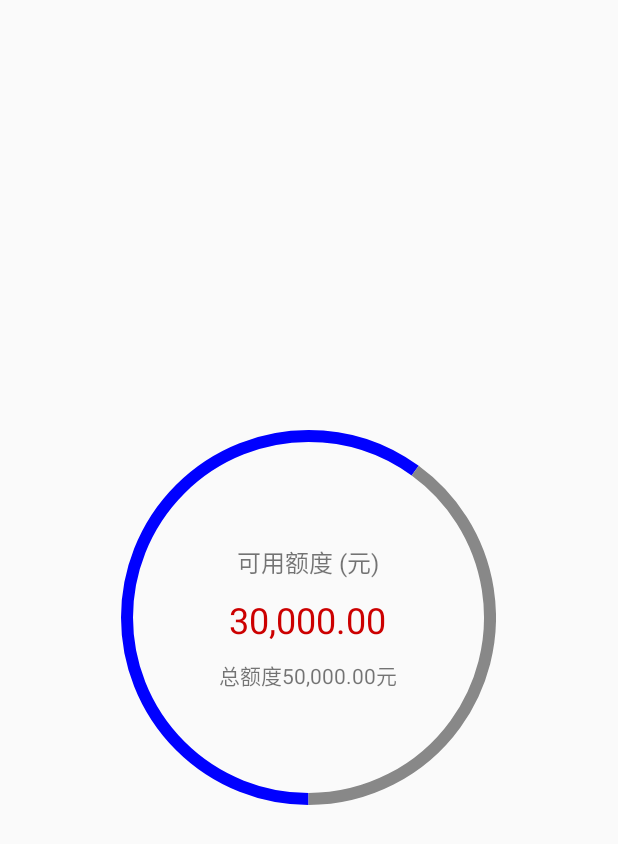
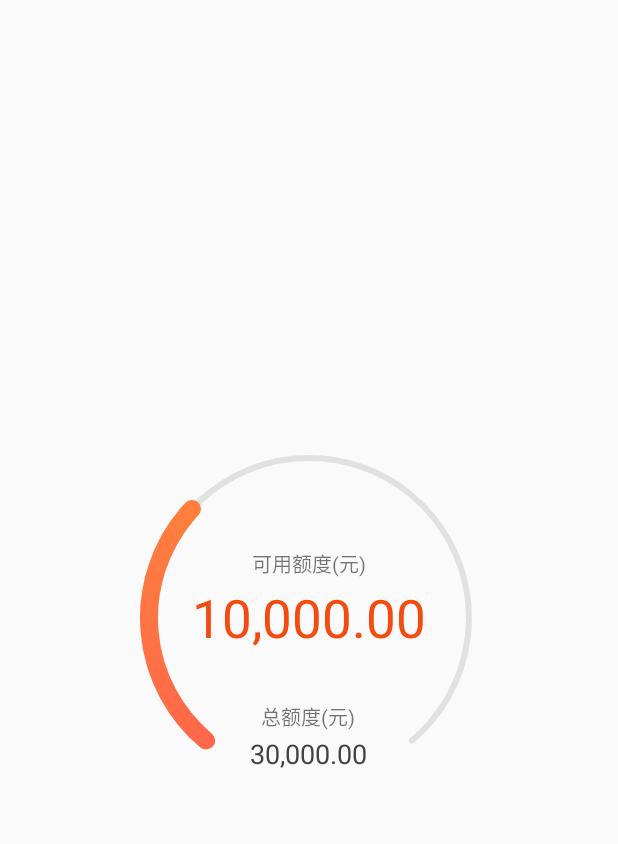
Before and after one commit to caihanyuan/YuanComponent, an Android app: the CircleProgressActivity screen opened directly, with no data from a screen before it, on a phone screen of 412 x 824 dp. Shown: the top 844 px of the screen. Run offline under Robolectric (Android 15) with nearby library versions, the phone set to English and light mode, and no system bars.

Commit message:
圆形进度条. 1.进度画笔宽度和默认画笔宽度分别设置 2.可设置圆形画笔 3.可设置其实角度和终止角度

```diff
--- a/app/src/main/java/com/keepmoving/to/yuancomponent/activity/CircleProgressActivity.java
+++ b/app/src/main/java/com/keepmoving/to/yuancomponent/activity/CircleProgressActivity.java
@@ -4,16 +4,21 @@ import android.app.Activity;
 import android.os.Bundle;
 
 import com.keepmoving.to.yuancomponent.R;
+import com.keepmoving.to.yuancomponent.widget.circleprogress.CircleProgressContainer;
 
 
 public class CircleProgressActivity extends Activity {
 
+    CircleProgressContainer mContainer;
 
     @Override
     protected void onCreate(Bundle savedInstanceState) {
         super.onCreate(savedInstanceState);
         setContentView(R.layout.circle_progress_activity);
 
+        mContainer = (CircleProgressContainer) findViewById(R.id.progress_container);
+        mContainer.setMaxProgress(30000);
+        mContainer.setCurrentProgress(10000);
     }
 
 }
--- a/app/src/main/java/com/keepmoving/to/yuancomponent/widget/circleprogress/CircleProgressContainer.java
+++ b/app/src/main/java/com/keepmoving/to/yuancomponent/widget/circleprogress/CircleProgressContainer.java
@@ -19,8 +19,6 @@ import com.keepmoving.to.yuancomponent.utils.StringUtils;
 public class CircleProgressContainer extends FrameLayout implements ValueAnimator.AnimatorUpdateListener {
 
     private static final String TAG = CircleProgressContainer.class.getSimpleName();
-
-    private String mTotalTip;
 
     private CircleProgressView mProgressView;
     private TextView mCurrentProgressText;
@@ -52,11 +50,7 @@ public class CircleProgressContainer extends FrameLayout implements ValueAnimato
         mCurrentProgressText = (TextView) findViewById(R.id.current_progress_text);
         mMaxProgressText = (TextView) findViewById(R.id.total_progress_text);
 
-        mTotalTip = context.getString(R.string.circle_progress_total_tip);
         mProgressView.addAnimatorUpdateListener(this);
-
-        setCurrentProgress(30000);
-        setMaxProgress(50000);
     }
 
     @Override
@@ -71,12 +65,12 @@ public class CircleProgressContainer extends FrameLayout implements ValueAnimato
      * @param progress
      */
     public void setCurrentProgress(double progress) {
-        mProgressView.setCurrentProgress(progress);
         if (!mProgressView.isShowAnim()) {
             setCurrentProgressText(progress);
         } else {
             setCurrentProgressText(0);
         }
+        mProgressView.setCurrentProgress(progress);
     }
 
     /**
@@ -101,7 +95,7 @@ public class CircleProgressContainer extends FrameLayout implements ValueAnimato
      * 设置最大数值提示文本
      */
     protected void setMaxProgressText(double maxProgress) {
-        String tip = String.format(mTotalTip, StringUtils.splitMoney(maxProgress));
+        String tip = StringUtils.splitMoney(maxProgress);
         mMaxProgressText.setText(tip);
     }
 }
--- a/app/src/main/java/com/keepmoving/to/yuancomponent/widget/circleprogress/CircleProgressView.java
+++ b/app/src/main/java/com/keepmoving/to/yuancomponent/widget/circleprogress/CircleProgressView.java
@@ -11,6 +11,8 @@ import android.graphics.Canvas;
 import android.graphics.Color;
 import android.graphics.Paint;
 import android.graphics.RectF;
+import android.graphics.Shader;
+import android.graphics.SweepGradient;
 import android.os.Build;
 import android.support.annotation.Nullable;
 import android.support.annotation.RequiresApi;
@@ -30,12 +32,19 @@ import java.util.List;
  */
 
 public class CircleProgressView extends View {
+    private static final int PAINT_CAP_ROUND = 1; // 圆形画笔
+    private static final int PAINT_CAP_SUQARE = 2; //方形画笔
 
-    private int mProgressColor = Color.BLUE;
-    private int mDefaultColor = Color.GRAY;
-    private int mRingWidth = 25;
-    private boolean mShowAnim = false;
-    private int mDuration = 1000;
+    private int mProgressColor; //进度条颜色
+    private int mDefaultColor; //默认颜色
+    private int mDefaultRingWidth; //默认圆环宽度
+    private int mProgressRingWidht; //进度条宽度
+    private boolean mShowAnim; //是否显示进度动画
+    private int mDuration; //动画时长
+    private int mStartAngle; //开始角度
+    private int mEndAngle; //结束角度
+    private int mAngleDistance; //角度差
+    private Paint.Cap mCap; //画笔类型
 
     private double mTmpProgress = 0;
     protected double mProgress;
@@ -44,6 +53,7 @@ public class CircleProgressView extends View {
     private RectF mCircleArea;
     private Paint mPaint;
 
+    private Shader mShader; //颜色渐变
     private ValueAnimator mAnimator;
     private TimeInterpolator mInterpolator;
     private TypeEvaluator mEvaluator;
@@ -91,19 +101,29 @@ public class CircleProgressView extends View {
 
     private void initView(Context context, AttributeSet attrs) {
         TypedArray typedArray = context.obtainStyledAttributes(attrs, R.styleable.Yuan_CircleProgressView);
-        mProgressColor = typedArray.getColor(R.styleable.Yuan_CircleProgressView_set_color, mProgressColor);
-        mDefaultColor = typedArray.getColor(R.styleable.Yuan_CircleProgressView_default_color, mDefaultColor);
-        mRingWidth = typedArray.getDimensionPixelSize(R.styleable.Yuan_CircleProgressView_ring_width, mRingWidth);
-        mShowAnim = typedArray.getBoolean(R.styleable.Yuan_CircleProgressView_show_anim, mShowAnim);
-        mDuration = typedArray.getInt(R.styleable.Yuan_CircleProgressView_anim_duration, mDuration);
+        mProgressColor = typedArray.getColor(R.styleable.Yuan_CircleProgressView_set_color, Color.BLUE);
+        mDefaultColor = typedArray.getColor(R.styleable.Yuan_CircleProgressView_default_color, Color.GRAY);
+        mDefaultRingWidth = typedArray.getDimensionPixelSize(R.styleable.Yuan_CircleProgressView_default_ring_width, 25);
+        mProgressRingWidht = typedArray.getDimensionPixelSize(R.styleable.Yuan_CircleProgressView_progress_ring_width, mDefaultRingWidth);
+        mShowAnim = typedArray.getBoolean(R.styleable.Yuan_CircleProgressView_show_anim, false);
+        mDuration = typedArray.getInt(R.styleable.Yuan_CircleProgressView_anim_duration, 1000);
+        mStartAngle = typedArray.getInt(R.styleable.Yuan_CircleProgressView_start_angle, 90);
+        mEndAngle = typedArray.getInt(R.styleable.Yuan_CircleProgressView_end_angle, 90 + 360);
+        mEndAngle = typedArray.getInt(R.styleable.Yuan_CircleProgressView_end_angle, 90 + 360);
+
+        int cap = typedArray.getInt(R.styleable.Yuan_CircleProgressView_paint_cap, 1);
+        mCap = cap == PAINT_CAP_ROUND ? Paint.Cap.ROUND : Paint.Cap.SQUARE;
+
         typedArray.recycle();
 
         mPaint = new Paint(Paint.ANTI_ALIAS_FLAG);
         mPaint.setStyle(Paint.Style.STROKE);
-        mPaint.setStrokeWidth(mRingWidth);
+        mPaint.setStrokeWidth(mDefaultRingWidth);
         mPaint.setAntiAlias(true);
         mPaint.setColor(mProgressColor);
+        mPaint.setStrokeCap(mCap);
 
+        mAngleDistance = mEndAngle - mStartAngle;
         mEvaluator = new DoubleEvaluator();
         mOuterUpdateListeners = new ArrayList<>();
         mAnimatorLifeListener = new AnimatorLifeListener();
@@ -191,27 +211,68 @@ public class CircleProgressView extends View {
 
     @Override
     protected void onLayout(boolean changed, int left, int top, int right, int bottom) {
-        int halfRingWidth = mRingWidth / 2;
+        int maxRingWidth = Math.max(mDefaultRingWidth, mProgressRingWidht);
+        int halfRingWidth = maxRingWidth / 2;
         mCircleArea = new RectF(halfRingWidth, halfRingWidth,
                 getWidth() - halfRingWidth, getHeight() - halfRingWidth);
     }
 
     @Override
     protected void onDraw(Canvas canvas) {
-        int startAngle = 90;
-        int progressAngle = (int) ((mTmpProgress * 360) / mMaxProgress);
-        mPaint.setColor(mProgressColor);
-        canvas.drawArc(mCircleArea, startAngle, progressAngle, false, mPaint);
+        int startAngle = mStartAngle;
+        int progressAngle = (int) ((mTmpProgress * mAngleDistance) / mMaxProgress);
 
-        startAngle = startAngle + progressAngle;
-        progressAngle = 360 - progressAngle;
+        mPaint.setShader(null);
         mPaint.setColor(mDefaultColor);
-        canvas.drawArc(mCircleArea, startAngle, progressAngle, false, mPaint);
+        mPaint.setStrokeWidth(mDefaultRingWidth);
+        canvas.drawArc(mCircleArea, startAngle, mAngleDistance, false, mPaint);
+
+        if (!setShaderPaint(mPaint)) {
+            mPaint.setColor(mProgressColor);
+        }
+        mPaint.setStrokeWidth(mProgressRingWidht);
+        if (progressAngle != 0) {
+            canvas.drawArc(mCircleArea, startAngle, progressAngle, false, mPaint);
+        }
     }
 
     public static int dip2px(Context context, float dpValue) {
         final float scale = context.getResources().getDisplayMetrics().density;
         return (int) (dpValue * scale + 0.5f);
+    }
+
+    /**
+     * 设置渐变画笔
+     *
+     * @param paint
+     * @return 是否已经设置渐变画笔
+     */
+    protected boolean setShaderPaint(Paint paint) {
+        boolean isSet = false;
+
+        if (mShader != null) {
+            paint.setShader(mShader);
+            return true;
+        } else {
+            int center = (int) (mCircleArea.right - mCircleArea.left) / 2;
+            int startColor = getResources().getColor(R.color.start_color);
+            int endColor = getResources().getColor(R.color.end_color);
+            SweepGradient sweepGradient = new SweepGradient(center, center, startColor, endColor);
+            paint.setShader(sweepGradient);
+
+            mShader = sweepGradient;
+        }
+
+        return isSet;
+    }
+
+    /**
+     * 设置渐变效果
+     *
+     * @param shader
+     */
+    public void setShader(Shader shader) {
+        mShader = shader;
     }
 
     /**
@@ -347,9 +408,9 @@ public class CircleProgressView extends View {
      * 根据进度比设置动画时长
      */
     protected void setDurationByProgress() {
-        if (mMaxProgress != -1) {
-            mDuration = (int) (mProgress * mDuration / mMaxProgress);
-        }
+//        if (mMaxProgress != -1) {
+//            mDuration = (int) (mProgress * mDuration / mMaxProgress);
+//        }
     }
 
     /**
--- a/app/src/main/res/layout/circle_progress_activity.xml
+++ b/app/src/main/res/layout/circle_progress_activity.xml
@@ -1,11 +1,6 @@
 <?xml version="1.0" encoding="utf-8"?>
-<FrameLayout xmlns:android="http://schemas.android.com/apk/res/android"
+<com.keepmoving.to.yuancomponent.widget.circleprogress.CircleProgressContainer xmlns:android="http://schemas.android.com/apk/res/android"
+    android:id="@+id/progress_container"
     android:layout_width="match_parent"
-    android:layout_height="match_parent">
-
-    <com.keepmoving.to.yuancomponent.widget.circleprogress.CircleProgressContainer
-        android:layout_width="wrap_content"
-        android:layout_height="wrap_content"
-        android:layout_gravity="center" />
-
-</FrameLayout>
+    android:layout_height="match_parent"
+    android:layout_gravity="center" />
--- a/app/src/main/res/layout/circle_progress_container.xml
+++ b/app/src/main/res/layout/circle_progress_container.xml
@@ -1,56 +1,65 @@
 <?xml version="1.0" encoding="utf-8"?>
-<merge xmlns:android="http://schemas.android.com/apk/res/android"
+<RelativeLayout xmlns:android="http://schemas.android.com/apk/res/android"
     xmlns:app="http://schemas.android.com/apk/res-auto"
-    android:layout_width="wrap_content"
-    android:layout_height="wrap_content">
+    android:layout_width="match_parent"
+    android:layout_height="match_parent">
 
     <com.keepmoving.to.yuancomponent.widget.circleprogress.CircleProgressView
         android:id="@+id/progress_view"
-        android:layout_width="250dp"
-        android:layout_height="250dp"
-        android:layout_gravity="center"
+        android:layout_width="225dp"
+        android:layout_height="225dp"
+        android:layout_centerInParent="true"
         app:anim_duration="1500"
-        app:ring_width="8dp"
-        app:show_anim="true" />
+        app:default_color="@color/default_color"
+        app:default_ring_width="4dp"
+        app:end_angle="410"
+        app:progress_ring_width="12dp"
+        app:show_anim="true"
+        app:start_angle="130" />
+
+    <TextView
+        android:id="@+id/current_progress_text"
+        android:layout_width="wrap_content"
+        android:layout_height="wrap_content"
+        android:layout_centerInParent="true"
+        android:text="0.00"
+        android:textColor="#FFF44B10"
+        android:textSize="@dimen/textsize_40sp" />
+
+    <TextView
+        android:layout_width="wrap_content"
+        android:layout_height="wrap_content"
+        android:layout_above="@id/current_progress_text"
+        android:layout_centerHorizontal="true"
+        android:layout_marginBottom="2dp"
+        android:text="@string/circle_progress_title_tip"
+        android:textSize="@dimen/textsize_13sp" />
 
 
     <LinearLayout
         android:layout_width="wrap_content"
         android:layout_height="wrap_content"
-        android:layout_gravity="center"
+        android:layout_alignBottom="@id/progress_view"
+        android:layout_centerHorizontal="true"
+        android:layout_marginBottom="10dp"
         android:gravity="center_horizontal"
         android:orientation="vertical">
 
         <TextView
             android:layout_width="wrap_content"
             android:layout_height="wrap_content"
-            android:text="@string/circle_progress_title_tip"
-            android:textSize="@dimen/textsize_16sp" />
-
-        <TextView
-            android:id="@+id/current_progress_text"
-            android:layout_width="wrap_content"
-            android:layout_height="wrap_content"
-            android:layout_marginTop="10dp"
-            android:text="0.00"
-            android:textColor="@android:color/holo_red_dark"
-            android:textSize="@dimen/textsize_24sp" />
+            android:text="@string/circle_progress_total_title"
+            android:textSize="@dimen/textsize_13sp" />
 
         <TextView
             android:id="@+id/total_progress_text"
             android:layout_width="wrap_content"
             android:layout_height="wrap_content"
-            android:layout_marginTop="10dp"
-            android:text="@string/circle_progress_total_tip"
-            android:textSize="@dimen/textsize_14sp" />
+            android:layout_gravity="bottom|center_horizontal"
+            android:layout_marginTop="2dp"
+            android:text="0.00"
+            android:textColor="#FF434343"
+            android:textSize="@dimen/textsize_18sp" />
+
     </LinearLayout>
-
-    <TextView
-        style="@style/Widget.AppCompat.Button"
-        android:layout_width="wrap_content"
-        android:layout_height="wrap_content"
-        android:layout_gravity="bottom|center_horizontal"
-        android:text="@string/circle_progress_upgrade_money"
-        android:textSize="@dimen/textsize_16sp"
-        android:visibility="gone" />
-</merge>
+</RelativeLayout>
--- a/app/src/main/res/values/attrs.xml
+++ b/app/src/main/res/values/attrs.xml
@@ -3,9 +3,13 @@
     <declare-styleable name="Yuan_CircleProgressView">
         <attr name="set_color" format="color" />
         <attr name="default_color" format="color" />
-        <attr name="ring_width" format="dimension" />
+        <attr name="default_ring_width" format="dimension" />
+        <attr name="progress_ring_width" format="dimension" />
         <attr name="show_anim" format="boolean" />
         <attr name="anim_duration" format="integer" />
+        <attr name="start_angle" format="integer" />
+        <attr name="end_angle" format="integer" />
+        <attr name="paint_cap" format="integer" />
     </declare-styleable>
 
     <declare-styleable name="YUAN_LinearScaleView">
--- a/app/src/main/res/values/colors.xml
+++ b/app/src/main/res/values/colors.xml
@@ -3,4 +3,8 @@
     <color name="colorPrimary">#3F51B5</color>
     <color name="colorPrimaryDark">#303F9F</color>
     <color name="colorAccent">#FF4081</color>
+
+    <color name="start_color">#FFFF495E</color>
+    <color name="end_color">#FFFFA127</color>
+    <color name="default_color">#FFE1E1E1</color>
 </resources>
--- a/app/src/main/res/values/dimens.xml
+++ b/app/src/main/res/values/dimens.xml
@@ -1,7 +1,10 @@
 <resources>
     <!-- CircleProgressContainer -->
+    <dimen name="textsize_40sp">35sp</dimen>
     <dimen name="textsize_24sp">24sp</dimen>
+    <dimen name="textsize_20sp">20sp</dimen>
     <dimen name="textsize_18sp">18sp</dimen>
     <dimen name="textsize_16sp">16sp</dimen>
     <dimen name="textsize_14sp">14sp</dimen>
+    <dimen name="textsize_13sp">13sp</dimen>
 </resources>
--- a/app/src/main/res/values/strings.xml
+++ b/app/src/main/res/values/strings.xml
@@ -3,6 +3,6 @@
 
     <!-- CircleProgressContainer -->
     <string name="circle_progress_upgrade_money">提额</string>
-    <string name="circle_progress_title_tip">可用额度 (元)</string>
-    <string name="circle_progress_total_tip">总额度%1$s元</string>
+    <string name="circle_progress_title_tip">可用额度(元)</string>
+    <string name="circle_progress_total_title">总额度(元)</string>
 </resources>
```
